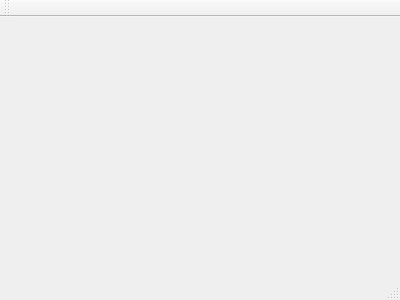
This is Cviewer/mainwindow.ui in fgrando/cview as Qt 5 draws it before an edit. The edited form follows.
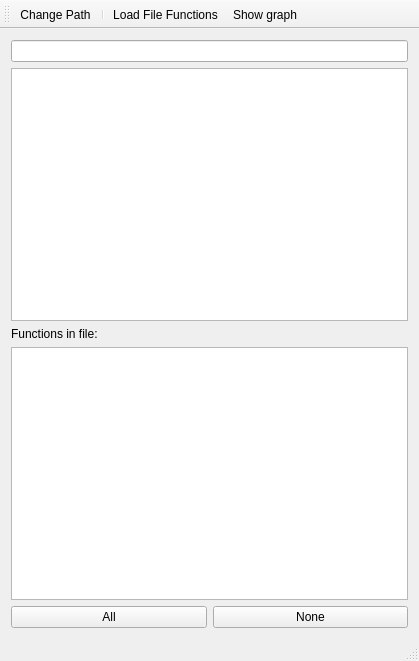
This is the edited form. Icons and pictures are not drawn.

Commit message: Bare functions working...

```diff
--- a/Cviewer/mainwindow.ui
+++ b/Cviewer/mainwindow.ui
@@ -1,24 +1,125 @@
 <ui version="4.0">
  <class>MainWindow</class>
- <widget class="QMainWindow" name="MainWindow" >
-  <property name="geometry" >
+ <widget class="QMainWindow" name="MainWindow">
+  <property name="geometry">
    <rect>
     <x>0</x>
     <y>0</y>
-    <width>400</width>
-    <height>300</height>
+    <width>419</width>
+    <height>661</height>
    </rect>
   </property>
   <property name="windowTitle" >
    <string>MainWindow</string>
   </property>
-  <widget class="QMenuBar" name="menuBar" />
-  <widget class="QToolBar" name="mainToolBar" />
-  <widget class="QWidget" name="centralWidget" />
-  <widget class="QStatusBar" name="statusBar" />
+  <widget class="QWidget" name="centralWidget">
+   <layout class="QGridLayout" name="gridLayout">
+    <item row="0" column="0">
+     <widget class="QLineEdit" name="lineEditRootPath"/>
+    </item>
+    <item row="2" column="0">
+     <widget class="QLabel" name="labelFunctions">
+      <property name="text">
+       <string>Functions in file:</string>
+      </property>
+     </widget>
+    </item>
+    <item row="4" column="0">
+     <layout class="QHBoxLayout" name="horizontalLayout">
+      <item>
+       <widget class="QPushButton" name="pushButtonAll">
+        <property name="text">
+         <string>All</string>
+        </property>
+       </widget>
+      </item>
+      <item>
+       <widget class="QPushButton" name="pushButtonNone">
+        <property name="text">
+         <string>None</string>
+        </property>
+       </widget>
+      </item>
+     </layout>
+    </item>
+    <item row="3" column="0">
+     <widget class="QListWidget" name="listWidgetFunctions"/>
+    </item>
+    <item row="1" column="0">
+     <widget class="QTreeView" name="fileSystemTreeView"/>
+    </item>
+   </layout>
+  </widget>
+  <widget class="QMenuBar" name="menuBar">
+   <property name="geometry">
+    <rect>
+     <x>0</x>
+     <y>0</y>
+     <width>419</width>
+     <height>27</height>
+    </rect>
+   </property>
+  </widget>
+  <widget class="QToolBar" name="mainToolBar">
+   <attribute name="toolBarArea">
+    <enum>TopToolBarArea</enum>
+   </attribute>
+   <attribute name="toolBarBreak">
+    <bool>false</bool>
+   </attribute>
+   <addaction name="actionPath"/>
+   <addaction name="separator"/>
+   <addaction name="actionLoad_File_Functions"/>
+   <addaction name="actionShowGraph"/>
+  </widget>
+  <widget class="QStatusBar" name="statusBar"/>
+  <action name="actionPath">
+   <property name="icon">
+    <iconset>
+     <normalon>:/images/images/folder-2x.png</normalon>
+    </iconset>
+   </property>
+   <property name="text">
+    <string>Change Path</string>
+   </property>
+   <property name="toolTip">
+    <string>Change Path</string>
+   </property>
+   <property name="shortcut">
+    <string>Ctrl+L</string>
+   </property>
+  </action>
+  <action name="actionLoad_File_Functions">
+   <property name="icon">
+    <iconset>
+     <normalon>:/images/images/sort-ascending-2x.png</normalon>
+    </iconset>
+   </property>
+   <property name="text">
+    <string>Load File Functions</string>
+   </property>
+   <property name="shortcut">
+    <string>Ctrl+R</string>
+   </property>
+  </action>
+  <action name="actionShowGraph">
+   <property name="icon">
+    <iconset>
+     <normalon>:/images/images/eye-2x.png</normalon>
+    </iconset>
+   </property>
+   <property name="text">
+    <string>Show graph</string>
+   </property>
+   <property name="toolTip">
+    <string>Show Graph as PDF</string>
+   </property>
+   <property name="shortcut">
+    <string>Ctrl+P</string>
+   </property>
+  </action>
  </widget>
- <layoutDefault spacing="6" margin="11" />
- <pixmapfunction></pixmapfunction>
+ <layoutdefault spacing="6" margin="11"/>
  <resources/>
  <connections/>
 </ui>
```
Left out of the diff: 3 changed lines with no effect on the pictures. The commit also changes 14 other files.
